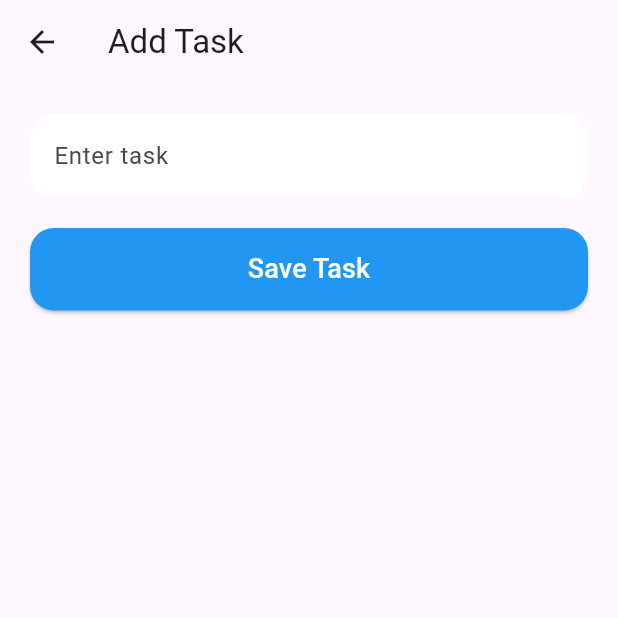
After one commit to amiruushan/StudyFlow-mobile-application, a Flutter app: the HomeScreen screen opened directly, after a tap on the "add" icon, on a phone screen of 412 x 824 dp, the top half of it. The commit adds this screen. Run offline on Flutter 3.47's test engine with Material 3 defaults, Android fonts, the phone set to English and light mode, and no system bars; our stand-ins replace cloud_firestore, firebase_auth, firebase_core; accounts and stored records are empty.

Commit message:
adding add task button
tasks adding feature implemented. and save tasks in firestore collection.

```diff
--- /dev/null
+++ b/lib/screens/add_task_screen.dart
@@ -0,0 +1,100 @@
+import 'package:flutter/material.dart';
+import 'package:cloud_firestore/cloud_firestore.dart';
+
+class AddTaskScreen extends StatefulWidget {
+  const AddTaskScreen({super.key});
+
+  @override
+  State<AddTaskScreen> createState() => _AddTaskScreenState();
+}
+
+class _AddTaskScreenState extends State<AddTaskScreen> {
+
+  final TextEditingController taskController =
+  TextEditingController();
+
+  Future<void> saveTask() async {
+
+    if (taskController.text.isEmpty) return;
+
+    await FirebaseFirestore.instance.collection("tasks").add({
+
+      "title": taskController.text.trim(),
+      "createdAt": Timestamp.now(),
+
+    });
+
+    Navigator.pop(context);
+
+  }
+
+  @override
+  Widget build(BuildContext context) {
+
+    return Scaffold(
+
+      appBar: AppBar(
+        title: const Text("Add Task"),
+      ),
+
+      body: Padding(
+
+        padding: const EdgeInsets.all(20),
+
+        child: Column(
+
+          children: [
+
+            TextField(
+
+              controller: taskController,
+
+              decoration: InputDecoration(
+
+                hintText: "Enter task",
+
+                filled: true,
+                fillColor: Colors.white,
+
+                border: OutlineInputBorder(
+                  borderRadius: BorderRadius.circular(16),
+                  borderSide: BorderSide.none,
+                ),
+              ),
+            ),
+
+            const SizedBox(height: 20),
+
+            SizedBox(
+
+              width: double.infinity,
+              height: 55,
+
+              child: ElevatedButton(
+
+                onPressed: saveTask,
+
+                style: ElevatedButton.styleFrom(
+
+                  backgroundColor: Colors.blue,
+
+                  shape: RoundedRectangleBorder(
+                    borderRadius: BorderRadius.circular(16),
+                  ),
+                ),
+
+                child: const Text(
+                  "Save Task",
+                  style: TextStyle(
+                    color: Colors.white,
+                    fontSize: 18,
+                  ),
+                ),
+              ),
+            ),
+          ],
+        ),
+      ),
+    );
+  }
+}
--- a/lib/screens/home_screen.dart
+++ b/lib/screens/home_screen.dart
@@ -1,4 +1,5 @@
 import 'package:flutter/material.dart';
+import 'add_task_screen.dart';
 
 class HomeScreen extends StatelessWidget {
   const HomeScreen({super.key});
@@ -179,6 +180,26 @@ class HomeScreen extends StatelessWidget {
           ],
         ),
       ),
+      floatingActionButton: FloatingActionButton(
+
+        onPressed: () {
+
+          Navigator.push(
+
+            context,
+
+            MaterialPageRoute(
+              builder: (context) => const AddTaskScreen(),
+            ),
+          );
+
+        },
+
+        backgroundColor: Colors.blue,
+
+        child: const Icon(Icons.add),
+
+      ),
     );
   }
 
```
